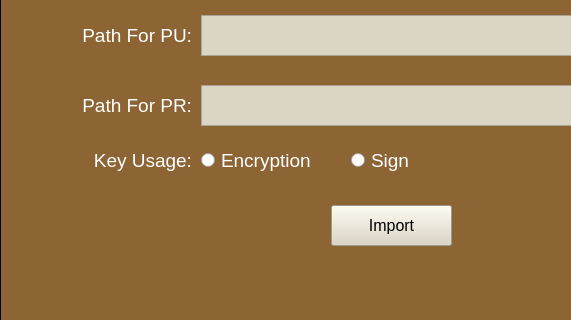
This is src/gui/uiFiles/mainWindow.ui in MladenZurkic/ZP-PGP-2023 as Qt 5 draws it before an edit; both pictures show x 0 to 571 and y 237 to 557 of the 785 by 698 pixel window. The edited form follows.
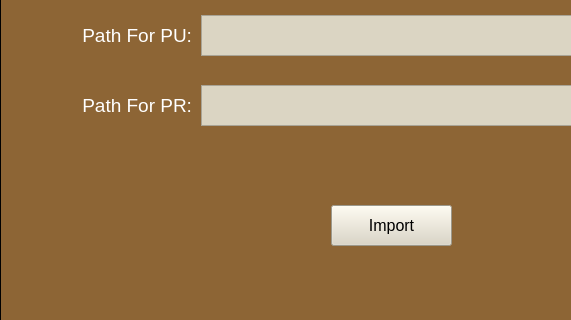
This is the edited form. The open tabs and pages were chosen to show the change.

Diff of the .ui file:
```diff
--- a/src/gui/uiFiles/mainWindow.ui
+++ b/src/gui/uiFiles/mainWindow.ui
@@ -1491,85 +1491,6 @@
        </font>
       </property>
      </widget>
-     <widget class="QRadioButton" name="importKeyUsageEncryptionRadioButton">
-      <property name="geometry">
-       <rect>
-        <x>200</x>
-        <y>280</y>
-        <width>141</width>
-        <height>31</height>
-       </rect>
-      </property>
-      <property name="font">
-       <font>
-        <pointsize>14</pointsize>
-        <weight>50</weight>
-        <italic>false</italic>
-        <bold>false</bold>
-        <underline>false</underline>
-        <kerning>true</kerning>
-       </font>
-      </property>
-      <property name="text">
-       <string>Encryption</string>
-      </property>
-      <attribute name="buttonGroup">
-       <string notr="true">importKeyUsageGroup</string>
-      </attribute>
-     </widget>
-     <widget class="QRadioButton" name="importKeyUsageSignRadioButton">
-      <property name="geometry">
-       <rect>
-        <x>350</x>
-        <y>280</y>
-        <width>91</width>
-        <height>31</height>
-       </rect>
-      </property>
-      <property name="font">
-       <font>
-        <pointsize>14</pointsize>
-        <weight>50</weight>
-        <italic>false</italic>
-        <bold>false</bold>
-        <underline>false</underline>
-        <kerning>true</kerning>
-       </font>
-      </property>
-      <property name="text">
-       <string>Sign</string>
-      </property>
-      <attribute name="buttonGroup">
-       <string notr="true">importKeyUsageGroup</string>
-      </attribute>
-     </widget>
-     <widget class="QLabel" name="importKeyUsageLabel">
-      <property name="geometry">
-       <rect>
-        <x>30</x>
-        <y>280</y>
-        <width>161</width>
-        <height>31</height>
-       </rect>
-      </property>
-      <property name="font">
-       <font>
-        <family>Arial</family>
-        <pointsize>14</pointsize>
-        <weight>50</weight>
-        <italic>false</italic>
-        <bold>false</bold>
-        <underline>false</underline>
-        <kerning>true</kerning>
-       </font>
-      </property>
-      <property name="text">
-       <string>Key Usage:</string>
-      </property>
-      <property name="alignment">
-       <set>Qt::AlignRight|Qt::AlignTrailing|Qt::AlignVCenter</set>
-      </property>
-     </widget>
      <widget class="QPushButton" name="importButton">
       <property name="geometry">
        <rect>
```
Left out of the diff: 4 changed lines with no effect on the pictures.
